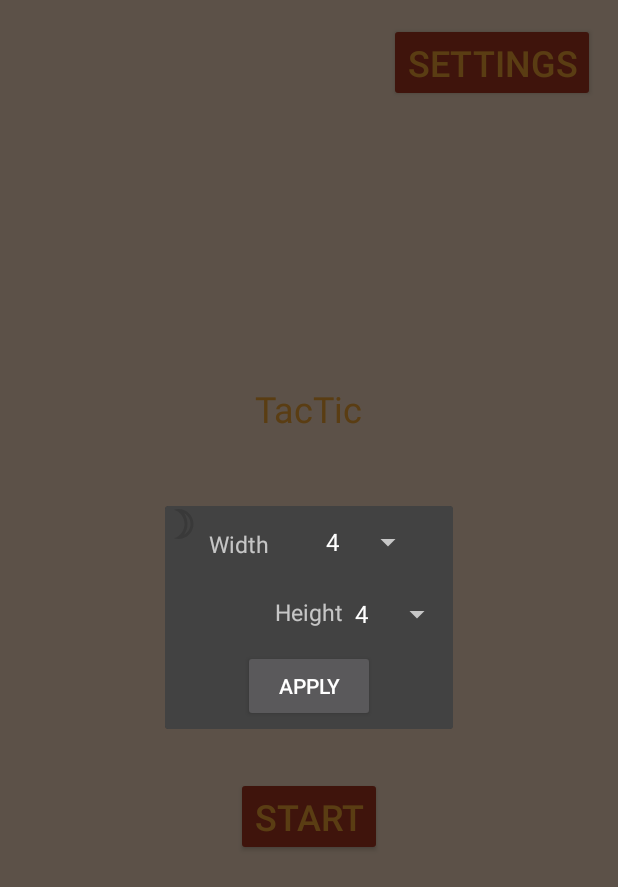
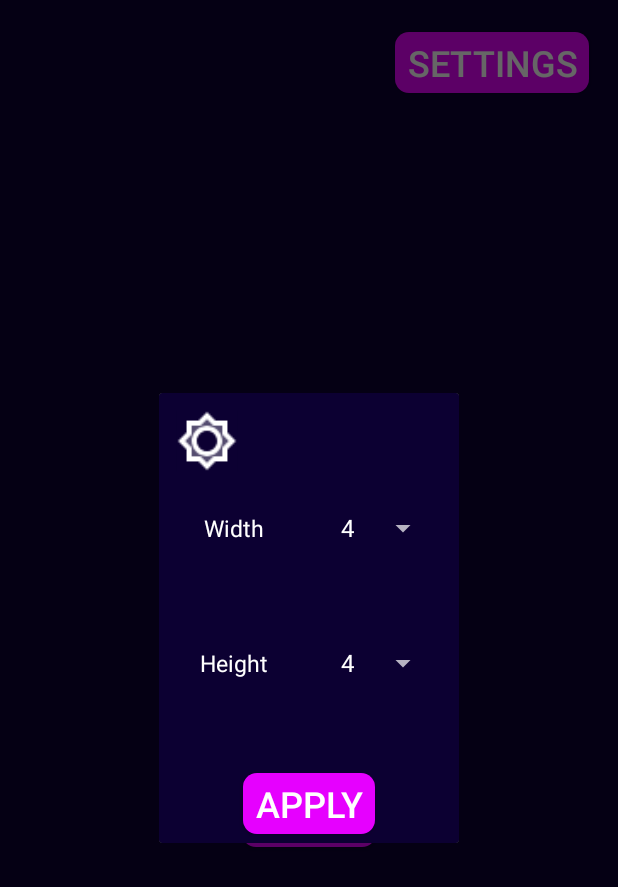
Before and after one commit to BotondProhaszka/TacTic, an Android app: the screen it shows after launch (MenuActivity), after a tap on "SETTINGS", on a phone screen of 412 x 824 dp. Shown: the top 887 px of the screen. Run offline under Robolectric (Android 15) with nearby library versions, the phone set to English and light mode, and no system bars.

Commit message:
Design upgrade, multilanguage

```diff
--- a/app/src/main/AndroidManifest.xml
+++ b/app/src/main/AndroidManifest.xml
@@ -13,6 +13,7 @@
         <activity
             android:name=".activities.GameActivity"
             android:exported="true"
+            android:theme="@style/Theme.TacTic"
             android:screenOrientation="portrait"/>
         <activity
             android:name=".activities.MenuActivity"
@@ -26,5 +27,4 @@
             </intent-filter>
         </activity>
     </application>
-
 </manifest>
--- a/app/src/main/java/hu/bme/aut/tactic/activities/GameActivity.kt
+++ b/app/src/main/java/hu/bme/aut/tactic/activities/GameActivity.kt
@@ -30,7 +30,6 @@ class GameActivity : AppCompatActivity() {
         val y = sp.getInt("MAP_HEIGHT_VAL", 1)
 
         game.startNewGame(x, y)
-        game.setRandomFirstPlayer()
         val inflater = getSystemService(Context.LAYOUT_INFLATER_SERVICE) as LayoutInflater
         val mapView: View = inflater.inflate(R.layout.map_view, null)
         val parent = binding.view
--- a/app/src/main/java/hu/bme/aut/tactic/activities/MenuActivity.kt
+++ b/app/src/main/java/hu/bme/aut/tactic/activities/MenuActivity.kt
@@ -5,6 +5,8 @@ import android.content.Intent
 import android.content.SharedPreferences
 import androidx.appcompat.app.AppCompatActivity
 import android.os.Bundle
+import android.preference.PreferenceManager
+import androidx.appcompat.app.AppCompatDelegate
 import hu.bme.aut.tactic.R
 import hu.bme.aut.tactic.adapters.MenuPageAdapter
 import hu.bme.aut.tactic.databinding.ActivityMenuBinding
@@ -21,6 +23,7 @@ class MenuActivity : AppCompatActivity() {
         super.onCreate(savedInstanceState)
         Thread.sleep(500)
 
+        initTheme()
 
 
         sharedPreferences = getSharedPreferences("myPref", Context.MODE_PRIVATE)
@@ -37,10 +40,21 @@ class MenuActivity : AppCompatActivity() {
 
     }
 
-    fun changeTheme(id : Int){
+    private fun changeTheme(id : Int){
         themeId = id
         setTheme(id)
         editor.putInt("themeId", id)
     }
 
+    private fun initTheme(){
+        val sp = PreferenceManager.getDefaultSharedPreferences(this)
+        when (sp.getBoolean("NIGHT_MODE", true)) {
+            false -> {
+                AppCompatDelegate.setDefaultNightMode(AppCompatDelegate.MODE_NIGHT_NO)
+            }
+            true -> {
+                AppCompatDelegate.setDefaultNightMode(AppCompatDelegate.MODE_NIGHT_YES)
+            }
+        }
+    }
 }
--- a/app/src/main/java/hu/bme/aut/tactic/fragments/MapView.kt
+++ b/app/src/main/java/hu/bme/aut/tactic/fragments/MapView.kt
@@ -5,6 +5,7 @@ import android.content.Context
 import android.graphics.Canvas
 import android.graphics.Paint
 import android.util.AttributeSet
+import android.util.Log
 import android.view.MotionEvent
 import android.view.View
 import hu.bme.aut.tactic.R
--- a/app/src/main/java/hu/bme/aut/tactic/fragments/SettingsFragment.kt
+++ b/app/src/main/java/hu/bme/aut/tactic/fragments/SettingsFragment.kt
@@ -34,51 +34,9 @@ class SettingsFragment: DialogFragment(), AdapterView.OnItemSelectedListener{
     ): View {
         binding = SettingsFragmentBinding.inflate(inflater, container, false)
 
-        when (this.context?.resources?.configuration?.uiMode?.and(Configuration.UI_MODE_NIGHT_MASK)) {
-            Configuration.UI_MODE_NIGHT_UNDEFINED -> {
-                binding.ivNightMode.setImageResource(R.drawable.ic_nightmode)
-            }
-            Configuration.UI_MODE_NIGHT_YES -> {
-                binding.ivNightMode.setImageResource(R.drawable.ic_daymode)
-            }
-            Configuration.UI_MODE_NIGHT_NO -> {
-                binding.ivNightMode.setImageResource(R.drawable.ic_nightmode)
-            }
-        }
-
-        binding.ivNightMode.setOnClickListener {
-            when (this.context?.resources?.configuration?.uiMode?.and(Configuration.UI_MODE_NIGHT_MASK)) {
-                Configuration.UI_MODE_NIGHT_UNDEFINED -> {
-                    AppCompatDelegate.setDefaultNightMode(AppCompatDelegate.MODE_NIGHT_NO)
-                    binding.ivNightMode.setImageResource(R.drawable.ic_nightmode)
-                }
-                Configuration.UI_MODE_NIGHT_YES -> {
-                    AppCompatDelegate.setDefaultNightMode(AppCompatDelegate.MODE_NIGHT_NO)
-                    binding.ivNightMode.setImageResource(R.drawable.ic_daymode)
-                }
-                Configuration.UI_MODE_NIGHT_NO -> {
-                    AppCompatDelegate.setDefaultNightMode(AppCompatDelegate.MODE_NIGHT_YES)
-                    binding.ivNightMode.setImageResource(R.drawable.ic_nightmode)
-                }
-            }
-
-        }
-
-        for(i in 4..9){
-            intArray.add(i)
-        }
-        val aa = ArrayAdapter(this.requireContext(), android.R.layout.simple_spinner_dropdown_item, intArray)
-        binding.spinnerX.adapter = aa
-        binding.spinnerY.adapter = aa
-        binding.spinnerX.onItemSelectedListener = this
-        binding.spinnerY.onItemSelectedListener = this
-
-        val sp = PreferenceManager.getDefaultSharedPreferences(this.context)
-        val xPos = sp.getInt("MAP_WIDTH_POS", 0)
-        val yPos = sp.getInt("MAP_HEIGHT_POS", 0)
-
-        binding.spinnerX.setSelection(xPos)
-        binding.spinnerY.setSelection(yPos)
+        initTheme()
+        setThemeListener()
+        initSpinners()
 
         binding.btnApply.setOnClickListener{
             val sp = PreferenceManager.getDefaultSharedPreferences(this.context)
@@ -88,6 +46,7 @@ class SettingsFragment: DialogFragment(), AdapterView.OnItemSelectedListener{
             editor.putInt("MAP_WIDTH_VAL", binding.spinnerX.selectedItem as Int)
             editor.putInt("MAP_HEIGHT_VAL", binding.spinnerY.selectedItem as Int)
             editor.apply()
+            dialog?.dismiss()
         }
 
 
@@ -106,4 +65,59 @@ class SettingsFragment: DialogFragment(), AdapterView.OnItemSelectedListener{
     override fun onNothingSelected(p0: AdapterView<*>?) {
         TODO("Not yet implemented")
     }
+
+    private fun initSpinners(){
+        for(i in 4..9){
+            intArray.add(i)
+        }
+        val aa = ArrayAdapter(this.requireContext(), android.R.layout.simple_spinner_dropdown_item, intArray)
+        binding.spinnerX.adapter = aa
+        binding.spinnerY.adapter = aa
+        binding.spinnerX.onItemSelectedListener = this
+        binding.spinnerY.onItemSelectedListener = this
+
+        val sp = PreferenceManager.getDefaultSharedPreferences(this.context)
+        val xPos = sp.getInt("MAP_WIDTH_POS", 0)
+        val yPos = sp.getInt("MAP_HEIGHT_POS", 0)
+
+        binding.spinnerX.setSelection(xPos)
+        binding.spinnerY.setSelection(yPos)
+    }
+
+    private fun setThemeListener(){
+        val sp = PreferenceManager.getDefaultSharedPreferences(this.context)
+        val editor: SharedPreferences.Editor = sp.edit()
+
+
+        binding.ivNightMode.setOnClickListener {
+            when (sp.getBoolean("NIGHT_MODE", false)) {
+                true -> {
+                    AppCompatDelegate.setDefaultNightMode(AppCompatDelegate.MODE_NIGHT_NO)
+                    binding.ivNightMode.setImageResource(R.drawable.ic_twotone_brightness_low_24)
+                    editor.putBoolean("NIGHT_MODE", false)
+                    editor.apply()
+                }
+                false -> {
+                    AppCompatDelegate.setDefaultNightMode(AppCompatDelegate.MODE_NIGHT_YES)
+                    binding.ivNightMode.setImageResource(R.drawable.ic_twotone_brightness_3_24)
+                    editor.putBoolean("NIGHT_MODE", true)
+                    editor.apply()
+                }
+            }
+
+        }
+    }
+
+    private fun initTheme(){
+        val sp = PreferenceManager.getDefaultSharedPreferences(this.context)
+        when (sp.getBoolean("NIGHT_MODE", true)) {
+            true -> {
+                binding.ivNightMode.setImageResource(R.drawable.ic_twotone_brightness_low_24)
+
+            }
+            false -> {
+                binding.ivNightMode.setImageResource(R.drawable.ic_twotone_brightness_3_24)
+            }
+        }
+    }
 }
--- /dev/null
+++ b/app/src/main/res/drawable/ic_twotone_brightness_3_24.xml
@@ -0,0 +1,8 @@
+<vector android:height="24dp" android:tint="#030303"
+    android:viewportHeight="24" android:viewportWidth="24"
+    android:width="24dp" xmlns:android="http://schemas.android.com/apk/res/android">
+    <path android:fillAlpha="0.3"
+        android:fillColor="@android:color/white"
+        android:pathData="M12.7,4.91c1.46,2 2.3,4.46 2.3,7.09s-0.84,5.09 -2.3,7.09C15.25,17.76 17,15.08 17,12s-1.75,-5.76 -4.3,-7.09z" android:strokeAlpha="0.3"/>
+    <path android:fillColor="@android:color/white" android:pathData="M9,2c-1.05,0 -2.05,0.16 -3,0.46 4.06,1.27 7,5.06 7,9.54 0,4.48 -2.94,8.27 -7,9.54 0.95,0.3 1.95,0.46 3,0.46 5.52,0 10,-4.48 10,-10S14.52,2 9,2zM12.7,19.09c1.46,-2 2.3,-4.46 2.3,-7.09s-0.84,-5.09 -2.3,-7.09C15.25,6.24 17,8.92 17,12s-1.75,5.76 -4.3,7.09z"/>
+</vector>
--- /dev/null
+++ b/app/src/main/res/drawable/ic_twotone_brightness_low_24.xml
@@ -0,0 +1,7 @@
+<vector android:height="24dp" android:tint="#FFFFFF"
+    android:viewportHeight="24" android:viewportWidth="24"
+    android:width="24dp" xmlns:android="http://schemas.android.com/apk/res/android">
+    <path android:fillAlpha="0.3"
+        android:fillColor="@android:color/white" android:pathData="M18,9.52V6h-3.52L12,3.52 9.52,6H6v3.52L3.52,12 6,14.48V18h3.52L12,20.48 14.48,18H18v-3.52L20.48,12 18,9.52zM12,18c-3.31,0 -6,-2.69 -6,-6s2.69,-6 6,-6 6,2.69 6,6 -2.69,6 -6,6z"/>
+    <path android:fillColor="@android:color/white" android:pathData="M20,8.69L20,4h-4.69L12,0.69 8.69,4L4,4v4.69L0.69,12 4,15.31L4,20h4.69L12,23.31 15.31,20L20,20v-4.69L23.31,12 20,8.69zM18,14.48L18,18h-3.52L12,20.48 9.52,18L6,18v-3.52L3.52,12 6,9.52L6,6h3.52L12,3.52 14.48,6L18,6v3.52L20.48,12 18,14.48zM12,6c-3.31,0 -6,2.69 -6,6s2.69,6 6,6 6,-2.69 6,-6 -2.69,-6 -6,-6zM12,16c-2.21,0 -4,-1.79 -4,-4s1.79,-4 4,-4 4,1.79 4,4 -1.79,4 -4,4z"/>
+</vector>
--- a/app/src/main/res/layout/map_view.xml
+++ b/app/src/main/res/layout/map_view.xml
@@ -3,6 +3,6 @@
     android:id="@+id/mapView"
     android:layout_width="match_parent"
     android:layout_height="match_parent"
-    android:background="@color/white">
+    android:theme="@style/Theme.TacTic">
 
 </hu.bme.aut.tactic.fragments.MapView>
--- a/app/src/main/res/layout/settings_fragment.xml
+++ b/app/src/main/res/layout/settings_fragment.xml
@@ -1,27 +1,26 @@
 <?xml version="1.0" encoding="utf-8"?>
-<androidx.constraintlayout.widget.ConstraintLayout xmlns:android="http://schemas.android.com/apk/res/android"
+<androidx.cardview.widget.CardView xmlns:android="http://schemas.android.com/apk/res/android"
     xmlns:app="http://schemas.android.com/apk/res-auto"
     xmlns:tools="http://schemas.android.com/tools"
     android:layout_width="match_parent"
     android:layout_height="match_parent"
-    tools:context=".activities.MenuActivity">
-
-
-
-
-    <androidx.cardview.widget.CardView
-        android:layout_width="match_parent"
-        android:layout_height="match_parent"
-        android:padding="30dp">
+    tools:context=".activities.MenuActivity"
+    android:theme="@style/Theme.TacTic">
 
     <androidx.constraintlayout.widget.ConstraintLayout
         android:layout_width="match_parent"
-            android:layout_height="match_parent">
+        android:layout_height="match_parent"
+        android:minWidth="200dp"
+        android:minHeight="300dp">
+
 
         <ImageView
             android:id="@+id/ivNightMode"
             android:layout_width="wrap_content"
             android:layout_height="wrap_content"
+            android:layout_margin="20dp"
+            android:scaleX="1.7"
+            android:scaleY="1.7"
             app:layout_constraintStart_toStartOf="parent"
             app:layout_constraintTop_toTopOf="parent" />
 
@@ -29,19 +28,19 @@
             android:id="@+id/spinnerX"
             android:layout_width="wrap_content"
             android:layout_height="wrap_content"
-                app:layout_constraintTop_toTopOf="parent"
-                app:layout_constraintBottom_toTopOf="@id/spinnerY"
-                app:layout_constraintStart_toEndOf="@+id/textViewX"
-                app:layout_constraintEnd_toEndOf="parent"/>
+            app:layout_constraintBottom_toTopOf="@+id/guideline1"
+            app:layout_constraintEnd_toStartOf="@+id/guideline4"
+            app:layout_constraintStart_toStartOf="@+id/guideline4"
+            app:layout_constraintTop_toTopOf="@+id/guideline1" />
 
         <Spinner
             android:id="@+id/spinnerY"
             android:layout_width="wrap_content"
             android:layout_height="wrap_content"
-                app:layout_constraintTop_toBottomOf="@+id/spinnerX"
-                app:layout_constraintBottom_toTopOf="@id/btnApply"
-                app:layout_constraintStart_toEndOf="@+id/textViewY"
-                app:layout_constraintEnd_toEndOf="parent"/>
+            app:layout_constraintBottom_toTopOf="@+id/guideline2"
+            app:layout_constraintEnd_toStartOf="@+id/guideline4"
+            app:layout_constraintStart_toStartOf="@+id/guideline4"
+            app:layout_constraintTop_toTopOf="@+id/guideline2"/>
 
         <TextView
             android:id="@+id/textViewX"
@@ -50,10 +49,10 @@
             android:layout_margin="10dp"
             android:text="@string/width"
             android:textSize="15sp"
-                app:layout_constraintTop_toTopOf="parent"
-                app:layout_constraintBottom_toTopOf="@id/textViewY"
-                app:layout_constraintEnd_toStartOf="@id/spinnerX"
-                app:layout_constraintStart_toStartOf="parent"/>
+            app:layout_constraintBottom_toTopOf="@+id/guideline1"
+            app:layout_constraintEnd_toStartOf="@+id/guideline3"
+            app:layout_constraintStart_toStartOf="@+id/guideline3"
+            app:layout_constraintTop_toTopOf="@+id/guideline1" />
 
         <TextView
             android:id="@+id/textViewY"
@@ -62,23 +61,48 @@
             android:layout_margin="10dp"
             android:text="@string/height"
             android:textSize="15sp"
-                app:layout_constraintTop_toBottomOf="@id/textViewX"
-                app:layout_constraintBottom_toTopOf="@id/btnApply"
-                app:layout_constraintStart_toStartOf="parent"
-                app:layout_constraintEnd_toEndOf="@id/spinnerY"/>
+            app:layout_constraintBottom_toTopOf="@+id/guideline2"
+            app:layout_constraintEnd_toStartOf="@+id/guideline3"
+            app:layout_constraintStart_toStartOf="@+id/guideline3"
+            app:layout_constraintTop_toTopOf="@+id/guideline2" />
 
         <Button
             android:id="@+id/btnApply"
             android:layout_width="wrap_content"
             android:layout_height="wrap_content"
             android:text="@string/apply"
-                app:layout_constraintTop_toBottomOf="@+id/textViewY"
             app:layout_constraintBottom_toBottomOf="parent"
             app:layout_constraintEnd_toEndOf="parent"
             app:layout_constraintStart_toStartOf="parent" />
 
+        <androidx.constraintlayout.widget.Guideline
+            android:id="@+id/guideline1"
+            android:layout_width="wrap_content"
+            android:layout_height="wrap_content"
+            android:orientation="horizontal"
+            app:layout_constraintGuide_percent="0.3" />
+
+        <androidx.constraintlayout.widget.Guideline
+            android:id="@+id/guideline2"
+            android:layout_width="wrap_content"
+            android:layout_height="wrap_content"
+            android:orientation="horizontal"
+            app:layout_constraintGuide_percent="0.6" />
+
+        <androidx.constraintlayout.widget.Guideline
+            android:id="@+id/guideline3"
+            android:layout_width="wrap_content"
+            android:layout_height="wrap_content"
+            android:orientation="vertical"
+            app:layout_constraintGuide_percent="0.25" />
+
+        <androidx.constraintlayout.widget.Guideline
+            android:id="@+id/guideline4"
+            android:layout_width="wrap_content"
+            android:layout_height="wrap_content"
+            android:orientation="vertical"
+            app:layout_constraintGuide_percent="0.75" />
+
     </androidx.constraintlayout.widget.ConstraintLayout>
 
 </androidx.cardview.widget.CardView>
-
-</androidx.constraintlayout.widget.ConstraintLayout>
--- a/app/src/main/res/values-night/themes.xml
+++ b/app/src/main/res/values-night/themes.xml
@@ -6,9 +6,13 @@
         <item name="colorOnPrimary">@color/asphalt</item>
 
         <item name="android:textSize">24sp</item>
-        <item name="android:textColor">@color/main_blue</item>
+        <item name="android:textColor">@color/white</item>
         <item name="android:background">@color/dark_purple</item>
         <item name="colorButtonNormal">@color/pink</item>
+        <item name="android:bottomLeftRadius">9dp</item>
+        <item name="android:bottomRightRadius">9dp</item>
+        <item name="android:topLeftRadius">9dp</item>
+        <item name="android:topRightRadius">9dp</item>
     </style>
 
 
--- a/app/src/main/res/values/themes.xml
+++ b/app/src/main/res/values/themes.xml
@@ -6,9 +6,13 @@
         <item name="colorOnPrimary">@color/asphalt</item>
 
         <item name="android:textSize">24sp</item>
-        <item name="android:textColor">@color/mustard</item>
+        <item name="android:textColor">@color/wine</item>
         <item name="android:background">@color/putty</item>
         <item name="colorButtonNormal">@color/clay</item>
+        <item name="android:bottomLeftRadius">9dp</item>
+        <item name="android:bottomRightRadius">9dp</item>
+        <item name="android:topLeftRadius">9dp</item>
+        <item name="android:topRightRadius">9dp</item>
 
 
     </style>
```
Also changed, not shown: app/src/main/java/hu/bme/aut/tactic/model/Game.kt (+11 -15 lines), app/src/main/res/layout/activity_game.xml (+28 -11 lines), 1 other file. Lines whose indentation alone changed are shown as unchanged.
